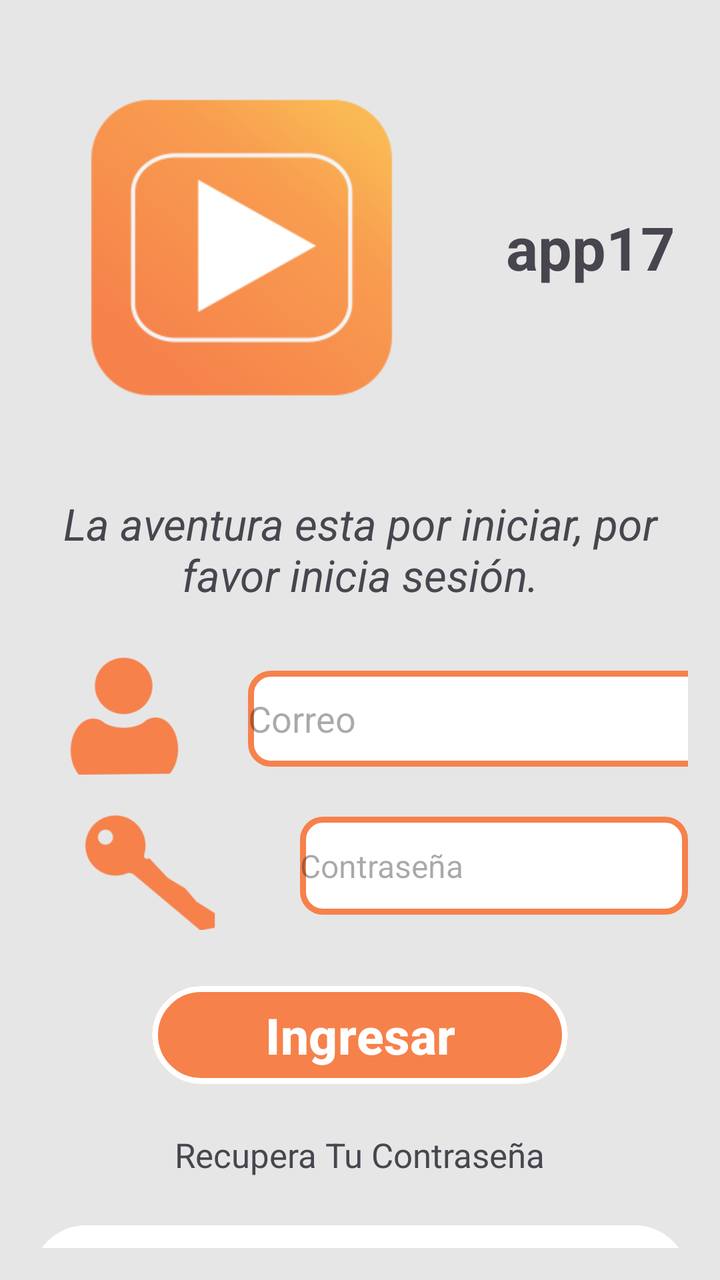
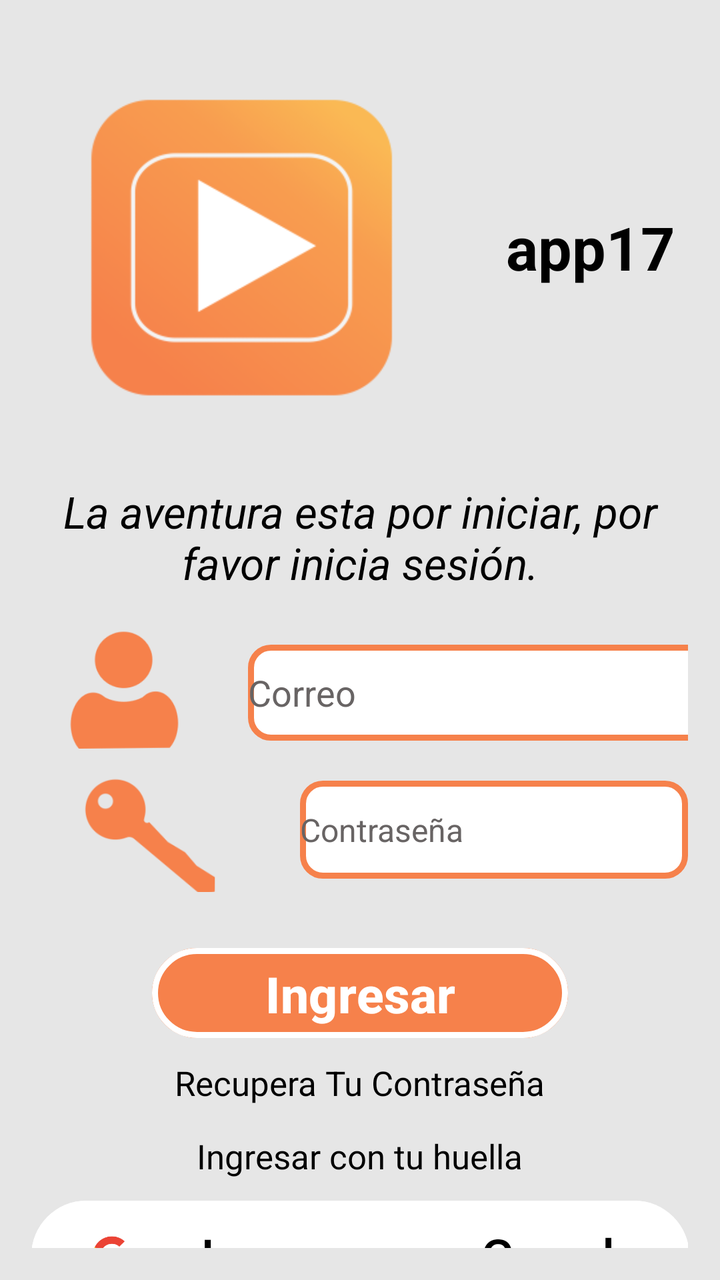

Screens rendered from an Android XML layout before and after an edit, with the pre-edit source and the edit as a unified diff.
<!-- AndroidManifest.xml: application theme Theme.App17 -->
<!-- res/layout/activity_login.xml -->
<?xml version="1.0" encoding="utf-8"?>
<LinearLayout xmlns:android="http://schemas.android.com/apk/res/android"
    xmlns:app="http://schemas.android.com/apk/res-auto"
    xmlns:tools="http://schemas.android.com/tools"
    android:id="@+id/main"
    android:layout_width="match_parent"
    android:layout_height="match_parent"
    android:background="@color/backgroundApp"
    android:orientation="vertical"
    android:padding="16dp"
    tools:context=".auth.LoginActivity"
    android:fitsSystemWindows="true">

    
    <LinearLayout
        android:layout_width="match_parent"
        android:layout_height="wrap_content"
        android:orientation="horizontal"
        android:gravity="center_vertical">

        <ImageView
            android:id="@+id/tv_bienvenidaThirdScreen"
            android:layout_width="209dp"
            android:layout_height="215dp"
            app:srcCompat="@mipmap/ic_launcher_foreground" />

        <TextView
            android:id="@+id/txt_nombreAppThird"
            android:layout_width="wrap_content"
            android:layout_height="wrap_content"
            android:layout_marginStart="28dp"
            android:text="@string/txt_nombreAppthirdScreen"
            android:textSize="30sp"
            android:textStyle="bold" />
    </LinearLayout>

    <TextView
        android:id="@+id/txt_description"
        android:layout_width="match_parent"
        android:layout_height="wrap_content"
        android:layout_marginTop="16dp"
        android:text="@string/txt_descripcionthirdScreen"
        android:textAlignment="center"
        android:textSize="22sp"
        android:textStyle="italic" />

    
    <LinearLayout
        android:layout_width="383dp"
        android:layout_height="67dp"
        android:layout_marginTop="24dp"
        android:gravity="center_vertical"
        android:orientation="horizontal">

        <ImageView
            android:id="@+id/img_person"
            android:layout_width="92dp"
            android:layout_height="117dp"
            app:srcCompat="@mipmap/person" />

        <EditText
            android:id="@+id/txt_incorreo"
            android:layout_width="match_parent"
            android:layout_height="48dp"
            android:layout_marginStart="16dp"
            android:background="@drawable/style_edit_txt"
            android:ems="10"
            android:hint="@string/in_correo"
            android:inputType="text" />
    </LinearLayout>

    
    <LinearLayout
        android:layout_width="match_parent"
        android:layout_height="64dp"
        android:layout_marginTop="8dp"
        android:gravity="center_vertical"
        android:orientation="horizontal">

        <ImageView
            android:id="@+id/img_key"
            android:layout_width="118dp"
            android:layout_height="130dp"
            app:srcCompat="@mipmap/key" />

        <EditText
            android:id="@+id/txt_inpassword"
            android:layout_width="match_parent"
            android:layout_height="49dp"
            android:layout_marginStart="16dp"
            android:background="@drawable/style_edit_txt"
            android:ems="10"
            android:inputType="textPassword"
            android:hint="@string/in_contrasena"
            android:textSize="16sp" />
    </LinearLayout>

    <Button
        android:id="@+id/button_ingresar"
        android:layout_width="208dp"
        android:layout_height="57dp"
        android:layout_gravity="center_horizontal"
        android:layout_marginTop="24dp"
        android:backgroundTint="@color/bttoncolor"
        android:text="@string/txt_buttoningresar"
        android:textAlignment="center"
        android:textSize="25sp"
        android:textStyle="bold"
        app:strokeColor="#FFFFFF"
        app:strokeWidth="3dp" />

    <TextView
        android:id="@+id/txt_recuperarcontra"
        android:layout_width="wrap_content"
        android:layout_height="wrap_content"
        android:layout_gravity="center_horizontal"
        android:layout_marginTop="16dp"
        android:text="@string/txt_recoverpassword"
        android:layout_margin="20dp"
        android:textSize="17sp" />

    <View
        android:layout_width="match_parent"
        android:layout_height="0dp"
        android:layout_weight="1" />

    
    <FrameLayout
        android:layout_width="329dp"
        android:layout_height="wrap_content"
        android:layout_gravity="center_horizontal"
        android:layout_marginBottom="16dp">

        <Button
            android:id="@+id/button_google"
            android:layout_width="match_parent"
            android:layout_height="63dp"
            android:backgroundTint="@color/white"
            android:text="@string/txt_google"
            android:textAlignment="textEnd"
            android:textColor="@color/black"
            android:textSize="25sp" />

        <ImageView
            android:id="@+id/img_buttongoogle"
            android:layout_width="60dp"
            android:layout_height="60dp"
            android:layout_gravity="start|center_vertical"
            android:layout_marginStart="10dp"
            app:srcCompat="@mipmap/google2" />
    </FrameLayout>

    
    <LinearLayout
        android:layout_width="wrap_content"
        android:layout_height="wrap_content"
        android:layout_gravity="center_horizontal"
        android:layout_marginBottom="24dp"
        android:orientation="horizontal">

        <TextView
            android:id="@+id/txt_nohaycuenta"
            android:layout_width="wrap_content"
            android:layout_height="wrap_content"
            android:text="@string/donthaveaccount"
            android:textSize="19sp" />

        <TextView
            android:id="@+id/txt_register"
            android:layout_width="wrap_content"
            android:layout_height="wrap_content"
            android:layout_marginStart="8dp"
            android:text="@string/txt_register"
            android:textColor="@color/bttoncolor"
            android:textSize="20sp" />
    </LinearLayout>

</LinearLayout>
<!-- resources referenced by this layout -->
<resources>
  <color name="backgroundApp">#E6E6E6</color>
  <color name="black">#FF000000</color>
  <color name="bttoncolor">#F6814B</color>
  <color name="white">#FFFFFFFF</color>
  <!-- drawable style_edit_txt (drawable) -->
  <?xml version="1.0" encoding="utf-8"?>
  <shape xmlns:android="http://schemas.android.com/apk/res/android">
      <corners android:radius="10dp" />
      <stroke android:color="@color/bttoncolor" android:width="3dp"/>
      <solid android:color="@color/white" />
  </shape>
  <!-- mipmap google2: webp bitmap (mipmap-hdpi, 1324 bytes) -->
  <!-- mipmap ic_launcher_foreground (drawable) -->
  <vector xmlns:android="http://schemas.android.com/apk/res/android"
      xmlns:aapt="http://schemas.android.com/aapt"
      android:width="108dp"
      android:height="108dp"
      android:viewportWidth="108"
      android:viewportHeight="108">
      <path android:pathData="M31,63.928c0,0 6.4,-11 12.1,-13.1c7.2,-2.6 26,-1.4 26,-1.4l38.1,38.1L107,108.928l-32,-1L31,63.928z">
          <aapt:attr name="android:fillColor">
              <gradient
                  android:endX="85.84757"
                  android:endY="92.4963"
                  android:startX="42.9492"
                  android:startY="49.59793"
                  android:type="linear">
                  <item
                      android:color="#44000000"
                      android:offset="0.0" />
                  <item
                      android:color="#00000000"
                      android:offset="1.0" />
              </gradient>
          </aapt:attr>
      </path>
      <path
          android:fillColor="#FFFFFF"
          android:fillType="nonZero"
          android:pathData="M65.3,45.828l3.8,-6.6c0.2,-0.4 0.1,-0.9 -0.3,-1.1c-0.4,-0.2 -0.9,-0.1 -1.1,0.3l-3.9,6.7c-6.3,-2.8 -13.4,-2.8 -19.7,0l-3.9,-6.7c-0.2,-0.4 -0.7,-0.5 -1.1,-0.3C38.8,38.328 38.7,38.828 38.9,39.228l3.8,6.6C36.2,49.428 31.7,56.028 31,63.928h46C76.3,56.028 71.8,49.428 65.3,45.828zM43.4,57.328c-0.8,0 -1.5,-0.5 -1.8,-1.2c-0.3,-0.7 -0.1,-1.5 0.4,-2.1c0.5,-0.5 1.4,-0.7 2.1,-0.4c0.7,0.3 1.2,1 1.2,1.8C45.3,56.528 44.5,57.328 43.4,57.328L43.4,57.328zM64.6,57.328c-0.8,0 -1.5,-0.5 -1.8,-1.2s-0.1,-1.5 0.4,-2.1c0.5,-0.5 1.4,-0.7 2.1,-0.4c0.7,0.3 1.2,1 1.2,1.8C66.5,56.528 65.6,57.328 64.6,57.328L64.6,57.328z"
          android:strokeWidth="1"
          android:strokeColor="#00000000" />
  </vector>
  <!-- mipmap key: webp bitmap (mipmap-hdpi, 1280 bytes) -->
  <!-- mipmap person: webp bitmap (mipmap-hdpi, 1864 bytes) -->
  <string name="donthaveaccount">No tienes cuenta?</string>
  <string name="in_contrasena">Contraseña</string>
  <string name="in_correo">Correo</string>
  <string name="txt_buttoningresar">Ingresar</string>
  <string name="txt_descripcionthirdScreen">La aventura esta por iniciar, por favor inicia sesión.</string>
  <string name="txt_google">Ingresa con Google</string>
  <string name="txt_nombreAppthirdScreen">app17</string>
  <string name="txt_recoverpassword">Recupera Tu Contraseña</string>
  <string name="txt_register">Registrate</string>
  <style name="Theme.App17" parent="Base.Theme.App17">
          <item name="colorPrimary">@color/backgroundApp</item>
      </style>
  <style name="Base.Theme.App17" parent="Theme.Material3.DayNight.NoActionBar">
          
          
      </style>
</resources>

<!-- the commit's change to res/layout/activity_login.xml (unified diff, before → after) -->
@@ -31,24 +31,26 @@
             android:layout_marginStart="28dp"
             android:text="@string/txt_nombreAppthirdScreen"
             android:textSize="30sp"
-            android:textStyle="bold" />
+            android:textStyle="bold"
+            android:textColor="@color/black"/>
     </LinearLayout>
 
     <TextView
         android:id="@+id/txt_description"
         android:layout_width="match_parent"
         android:layout_height="wrap_content"
-        android:layout_marginTop="16dp"
+        android:layout_marginTop="10dp"
         android:text="@string/txt_descripcionthirdScreen"
         android:textAlignment="center"
         android:textSize="22sp"
-        android:textStyle="italic" />
+        android:textStyle="italic"
+        android:textColor="@color/black"/>
 
     
     <LinearLayout
         android:layout_width="383dp"
         android:layout_height="67dp"
-        android:layout_marginTop="24dp"
+        android:layout_marginTop="17dp"
         android:gravity="center_vertical"
         android:orientation="horizontal">
 
@@ -66,14 +68,16 @@
             android:background="@drawable/style_edit_txt"
             android:ems="10"
             android:hint="@string/in_correo"
-            android:inputType="text" />
+            android:inputType="text"
+            android:textColor="@color/black"
+            android:textColorHint="#686464" />
     </LinearLayout>
 
     
     <LinearLayout
         android:layout_width="match_parent"
-        android:layout_height="64dp"
-        android:layout_marginTop="8dp"
+        android:layout_height="62dp"
+        android:layout_marginTop="4dp"
         android:gravity="center_vertical"
         android:orientation="horizontal">
 
@@ -92,13 +96,15 @@
             android:ems="10"
             android:inputType="textPassword"
             android:hint="@string/in_contrasena"
-            android:textSize="16sp" />
+            android:textSize="16sp"
+            android:textColor="@color/black"
+            android:textColorHint="#686464"/>
     </LinearLayout>
 
     <Button
         android:id="@+id/button_ingresar"
         android:layout_width="208dp"
-        android:layout_height="57dp"
+        android:layout_height="53dp"
         android:layout_gravity="center_horizontal"
         android:layout_marginTop="24dp"
         android:backgroundTint="@color/bttoncolor"
@@ -106,6 +112,7 @@
         android:textAlignment="center"
         android:textSize="25sp"
         android:textStyle="bold"
+        android:textColor="@color/white"
         app:strokeColor="#FFFFFF"
         app:strokeWidth="3dp" />
 
@@ -116,8 +123,20 @@
         android:layout_gravity="center_horizontal"
         android:layout_marginTop="16dp"
         android:text="@string/txt_recoverpassword"
-        android:layout_margin="20dp"
-        android:textSize="17sp" />
+        android:layout_margin="7dp"
+        android:textSize="17sp"
+        android:textColor="@color/black"/>
+
+    <TextView
+        android:id="@+id/in_huella"
+        android:layout_width="wrap_content"
+        android:layout_height="wrap_content"
+        android:layout_gravity="center_horizontal"
+        android:layout_marginTop="5dp"
+        android:text="@string/tv_inHuella"
+        android:layout_margin="7dp"
+        android:textSize="17sp"
+        android:textColor="@color/black"/>
 
     <View
         android:layout_width="match_parent"
@@ -163,7 +182,8 @@
             android:layout_width="wrap_content"
             android:layout_height="wrap_content"
             android:text="@string/donthaveaccount"
-            android:textSize="19sp" />
+            android:textSize="19sp"
+            android:textColor="@color/black"/>
 
         <TextView
             android:id="@+id/txt_register"
<!-- resource entries referenced after the edit -->
@@ -48,6 +48,7 @@
   <string name="donthaveaccount">No tienes cuenta?</string>
   <string name="in_contrasena">Contraseña</string>
   <string name="in_correo">Correo</string>
+  <string name="tv_inHuella">Ingresar con tu huella</string>
   <string name="txt_buttoningresar">Ingresar</string>
   <string name="txt_descripcionthirdScreen">La aventura esta por iniciar, por favor inicia sesión.</string>
   <string name="txt_google">Ingresa con Google</string>
